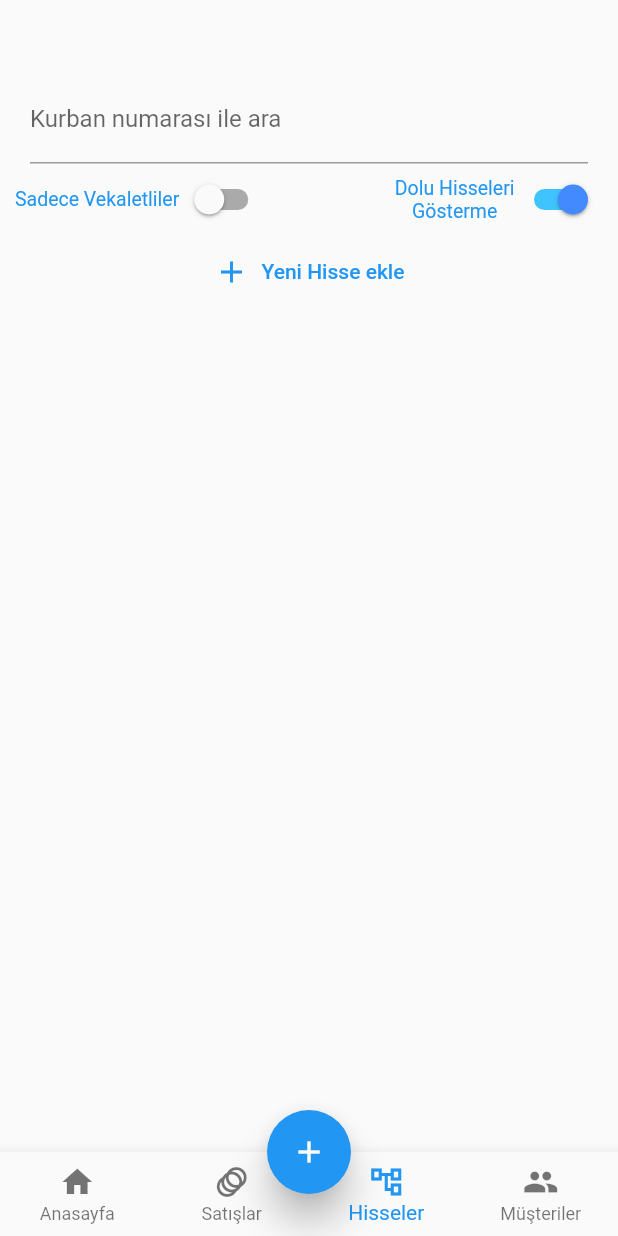
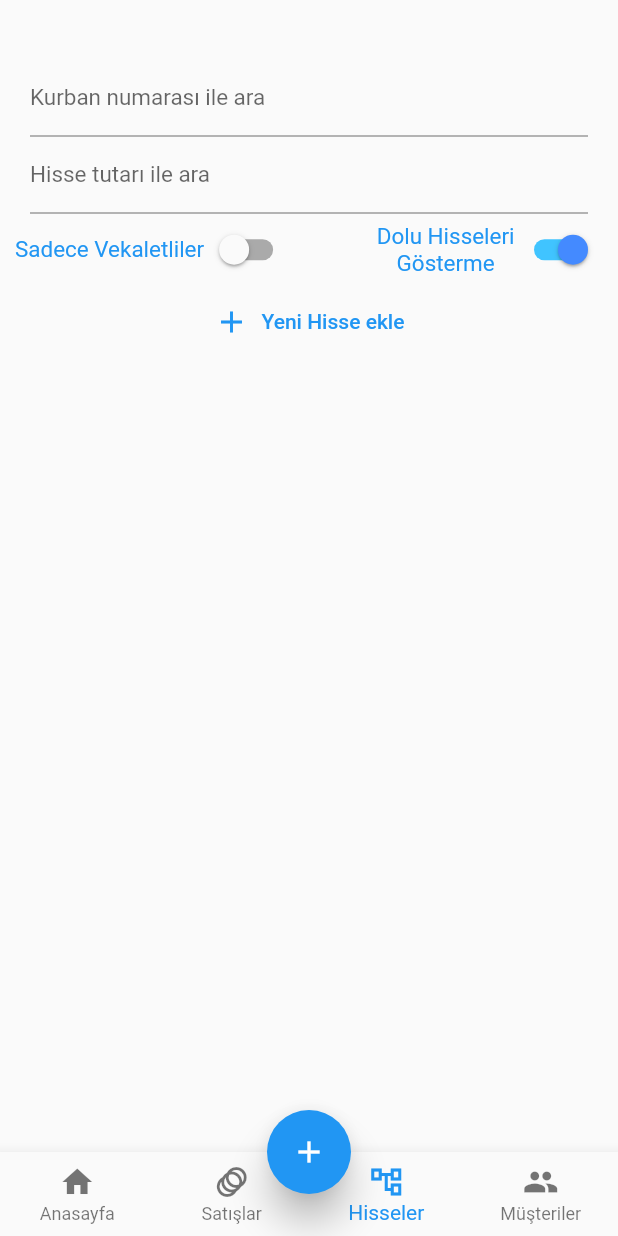
Before and after one commit to ahmettyildirim/gazi, a Flutter app: the screen it shows once a user with an empty profile is signed in, item 3 of the bottom bar chosen, on a phone screen of 412 x 824 dp. Run offline on Flutter 3.47's test engine with Material 2 defaults, Android fonts, the light colour scheme and no system bars; our stand-ins replace cloud_firestore, custom_radio_grouped_button, firebase_auth, firebase_core, firebase_database, flutter_easyloading and 2 more; missing offline and left inert: syncfusion_flutter_xlsio; accounts and stored records are empty.

Commit message:
hisse ekranı güncellendi

```diff
--- a/lib/pages/kurbanlar.dart
+++ b/lib/pages/kurbanlar.dart
@@ -21,6 +21,7 @@ var _repositoryInstance = DataRepository.instance;
 
 class _KurbanPageState extends State<KurbanPage> {
   final _nameController = TextEditingController();
+  final _amountController = TextEditingController();
   bool isOnlyEmpty = true;
   bool isVekaletSelected = false;
   String _searchText = "";
@@ -57,6 +58,9 @@ class _KurbanPageState extends State<KurbanPage> {
 
   @override
   Widget build(BuildContext context) {
+    var screenInfo = MediaQuery.of(context);
+    final screenWidth = screenInfo.size.width;
+    final screenHeight = screenInfo.size.height;
     return Padding(
       padding: const EdgeInsets.all(10.0),
       child: Column(
@@ -64,13 +68,30 @@ class _KurbanPageState extends State<KurbanPage> {
         children: [
           Padding(
             padding:
-                EdgeInsets.only(top: 40.0, left: 10.0, right: 10.0, bottom: 0),
+                EdgeInsets.only(top: 30.0, left: 10.0, right: 10.0, bottom: 0),
+            child: TextField(
+                keyboardType: TextInputType.numberWithOptions(
+                    decimal: true, signed: true),
+                controller: _nameController,
+                decoration:
+                    InputDecoration(labelText: "Kurban numarası ile ara "),
+                style: TextStyle(
+                    fontSize: screenHeight / 55,
+                    height: screenHeight / 1000,
+                    color: Colors.black)),
+          ),
+          Padding(
+            padding:
+                EdgeInsets.only(top: 00.0, left: 10.0, right: 10.0, bottom: 0),
             child: TextField(
               keyboardType:
                   TextInputType.numberWithOptions(decimal: true, signed: true),
-              controller: _nameController,
-              decoration:
-                  InputDecoration(labelText: "Kurban numarası ile ara "),
+              controller: _amountController,
+              decoration: InputDecoration(labelText: "Hisse tutarı ile ara "),
+                style: TextStyle(
+                    fontSize: screenHeight / 55,
+                    height: screenHeight / 1000,
+                    color: Colors.black)
             ),
           ),
           Row(
@@ -81,7 +102,7 @@ class _KurbanPageState extends State<KurbanPage> {
                 children: [
                   Text("Sadece Vekaletliler",
                       style: TextStyle(
-                          fontSize: 13,
+                          fontSize: screenHeight / 55,
                           color: Colors.blue,
                           overflow: TextOverflow.visible),
                       textAlign: TextAlign.center),
@@ -102,7 +123,7 @@ class _KurbanPageState extends State<KurbanPage> {
                 children: [
                   Text("Dolu Hisseleri\nGösterme",
                       style: TextStyle(
-                          fontSize: 13,
+                          fontSize: screenHeight / 55,
                           color: Colors.blue,
                           overflow: TextOverflow.visible),
                       textAlign: TextAlign.center),
@@ -186,7 +207,7 @@ class _KurbanPageState extends State<KurbanPage> {
                           if (widget.onHisseSelected != null) {
                             widget.onHisseSelected!(hisseKurban);
                             Navigator.pop(context);
-                          }else{
+                          } else {
                             Navigator.push(
                                 context,
                                 MaterialPageRoute(
@@ -197,7 +218,7 @@ class _KurbanPageState extends State<KurbanPage> {
                                         )));
                           }
                         },
-                        onLongPress: (){
+                        onLongPress: () {
                           Navigator.push(
                               context,
                               MaterialPageRoute(
```
Lines whose indentation alone changed are shown as unchanged.
